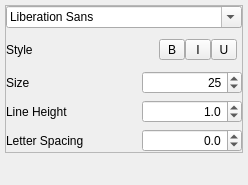
Old version of the form src/widgets/panels/font-panel.ui in the repository flux3dp/swiftray.
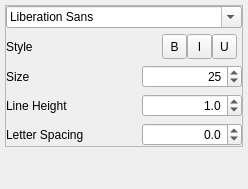
New version of the form. Icons and pictures are not drawn.

Commit message: Adjust font panel icon size (#117)

Diff of the .ui file:
```diff
--- a/src/widgets/panels/font-panel.ui
+++ b/src/widgets/panels/font-panel.ui
@@ -7,7 +7,7 @@
     <x>0</x>
     <y>0</y>
     <width>248</width>
-    <height>185</height>
+    <height>189</height>
    </rect>
   </property>
   <property name="sizePolicy">
@@ -150,25 +150,25 @@
          <number>5</number>
         </property>
         <property name="topMargin">
-         <number>5</number>
+         <number>0</number>
         </property>
         <property name="rightMargin">
          <number>5</number>
         </property>
         <property name="bottomMargin">
-         <number>5</number>
+         <number>0</number>
         </property>
         <item>
          <widget class="QToolButton" name="boldToolButton">
           <property name="minimumSize">
            <size>
-            <width>26</width>
-            <height>0</height>
+            <width>25</width>
+            <height>25</height>
            </size>
           </property>
           <property name="maximumSize">
            <size>
-            <width>26</width>
+            <width>25</width>
             <height>16777215</height>
            </size>
           </property>
@@ -182,6 +182,12 @@
            <iconset resource="../../../qml.qrc">
             <normaloff>:/images/icon-bold.png</normaloff>:/images/icon-bold.png</iconset>
           </property>
+          <property name="iconSize">
+           <size>
+            <width>25</width>
+            <height>25</height>
+           </size>
+          </property>
           <property name="checkable">
            <bool>true</bool>
           </property>
@@ -191,13 +197,13 @@
          <widget class="QToolButton" name="italicToolButton">
           <property name="minimumSize">
            <size>
-            <width>26</width>
-            <height>0</height>
+            <width>25</width>
+            <height>25</height>
            </size>
           </property>
           <property name="maximumSize">
            <size>
-            <width>26</width>
+            <width>25</width>
             <height>16777215</height>
            </size>
           </property>
@@ -208,6 +214,12 @@
            <iconset resource="../../../qml.qrc">
             <normaloff>:/images/icon-I.png</normaloff>:/images/icon-I.png</iconset>
           </property>
+          <property name="iconSize">
+           <size>
+            <width>25</width>
+            <height>25</height>
+           </size>
+          </property>
           <property name="checkable">
            <bool>true</bool>
           </property>
@@ -217,13 +229,13 @@
          <widget class="QToolButton" name="underlineToolButton">
           <property name="minimumSize">
            <size>
-            <width>26</width>
-            <height>0</height>
+            <width>25</width>
+            <height>25</height>
            </size>
           </property>
           <property name="maximumSize">
            <size>
-            <width>26</width>
+            <width>25</width>
             <height>16777215</height>
            </size>
           </property>
@@ -234,6 +246,12 @@
            <iconset resource="../../../qml.qrc">
             <normaloff>:/images/icon-U.png</normaloff>:/images/icon-U.png</iconset>
           </property>
+          <property name="iconSize">
+           <size>
+            <width>25</width>
+            <height>25</height>
+           </size>
+          </property>
           <property name="checkable">
            <bool>true</bool>
           </property>
```
The commit also changes 2 other files.
